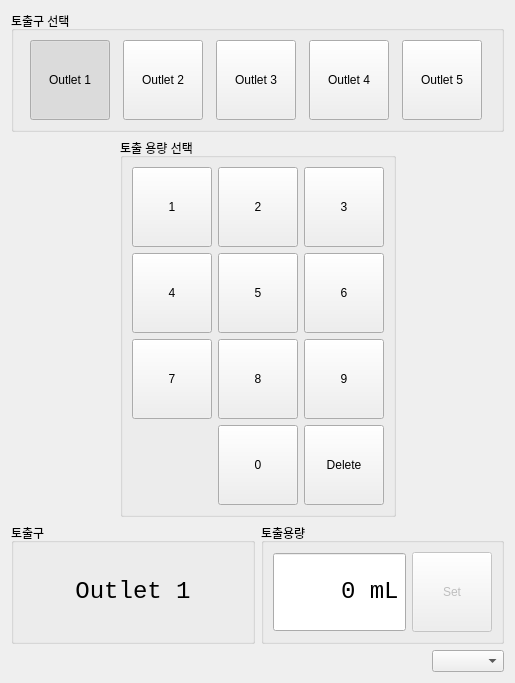
cwal1220/arduino-solenoid, file Python/MainWidget.ui: the form before one commit.
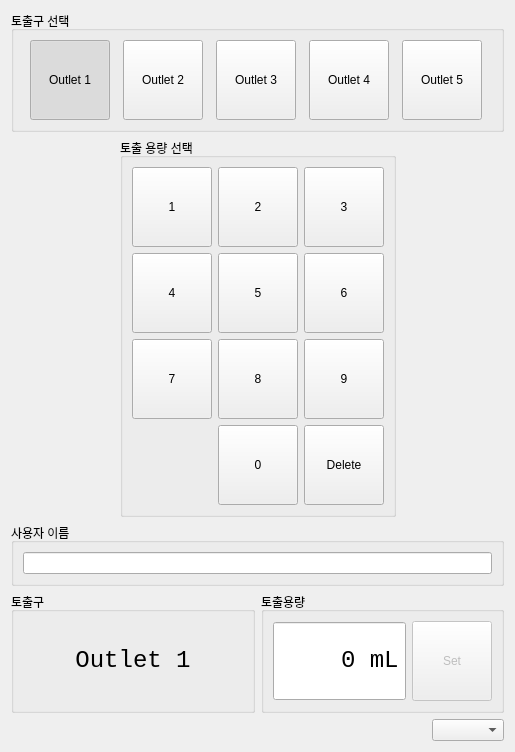
The form after the commit.

Commit message: [fea] Modify PC Toolkit

The edit to the form file:
```diff
--- a/Python/MainWidget.ui
+++ b/Python/MainWidget.ui
@@ -7,7 +7,7 @@
     <x>0</x>
     <y>0</y>
     <width>515</width>
-    <height>656</height>
+    <height>714</height>
    </rect>
   </property>
   <property name="windowTitle">
@@ -495,6 +495,18 @@
      </item>
     </layout>
    </item>
+   <item>
+    <widget class="QGroupBox" name="groupBox_5">
+     <property name="title">
+      <string>사용자 이름</string>
+     </property>
+     <layout class="QHBoxLayout" name="horizontalLayout_7">
+      <item>
+       <widget class="QLineEdit" name="nameEdit"/>
+      </item>
+     </layout>
+    </widget>
+   </item>
    <item>
     <layout class="QHBoxLayout" name="horizontalLayout_4">
      <item>
```
The commit also changes 1 other file.
